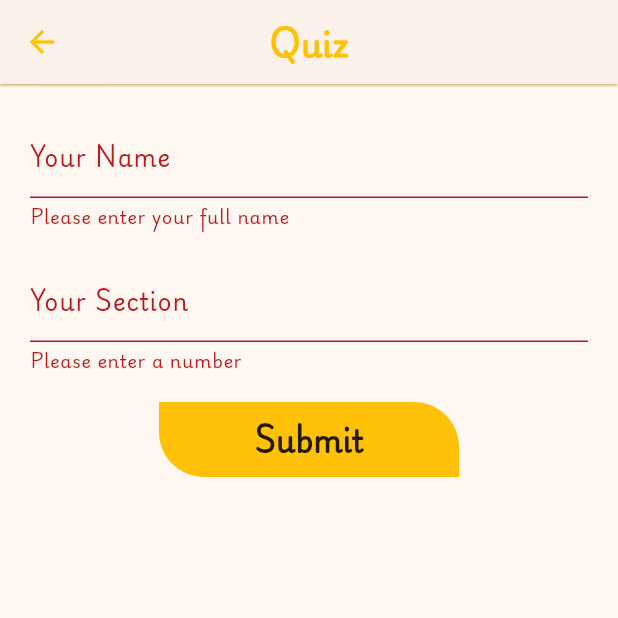
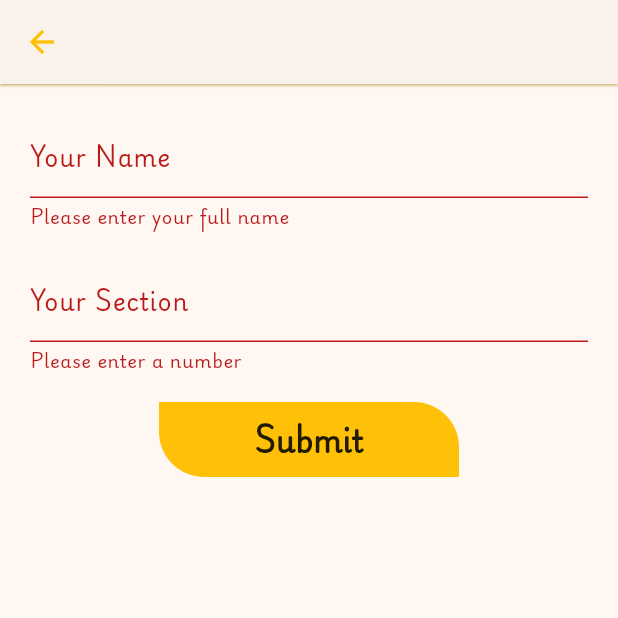
Before and after one commit to MinaYasser100/quiz-app, a Flutter app: the StudentView screen opened directly with empty values, on a phone screen of 412 x 824 dp, the top half of it. Run offline on Flutter 3.47's test engine with Material 3 defaults, Android fonts, the phone set to English and light mode, and no system bars; our stand-ins replace cloud_firestore, firebase_core, flutter_bloc, hive, hive_flutter; accounts and stored records are empty.

Commit message:
finish the title quiz

```diff
--- /dev/null
+++ b/lib/features/student/data/model/quiz_model.dart
@@ -0,0 +1,30 @@
+import 'package:quiz_app/features/toggle/data/model/question_model.dart';
+
+class QuizModel {
+  final String title;
+  final List<QuestionModel> questions;
+
+  QuizModel({
+    required this.title,
+    required this.questions,
+  });
+
+  factory QuizModel.fromMap(Map<String, dynamic> map) {
+    return QuizModel(
+      title: map['title'] as String,
+      questions: (map['questions'] as List)
+          .map(
+            (questionData) =>
+                QuestionModel.fromMap(questionData as Map<String, dynamic>),
+          )
+          .toList(),
+    );
+  }
+
+  Map<String, dynamic> toMap() {
+    return {
+      'title': title,
+      'questions': questions.map((question) => question.toMap()).toList(),
+    };
+  }
+}
--- a/lib/features/student/presentation/manager/student_cubit/student_state.dart
+++ b/lib/features/student/presentation/manager/student_cubit/student_state.dart
@@ -8,9 +8,9 @@ final class StudentInitial extends StudentState {}
 final class StudentCubitGetQuizQuestionsLoading extends StudentState {}
 
 final class StudentCubitGetQuizQuestionsSuccess extends StudentState {
-  final List<QuestionModel> questions;
+  final QuizModel quizModel;
 
-  StudentCubitGetQuizQuestionsSuccess({required this.questions});
+  StudentCubitGetQuizQuestionsSuccess({required this.quizModel});
 }
 
 final class StudentCubitGetQuizQuestionsFailure extends StudentState {
--- a/lib/features/student/presentation/views/func/student_app_bar.dart
+++ b/lib/features/student/presentation/views/func/student_app_bar.dart
@@ -1,12 +1,12 @@
 import 'package:flutter/material.dart';
 import 'package:quiz_app/core/constant/app_color.dart';
 
-AppBar studentAppBar() {
+AppBar studentAppBar({required String title}) {
   return AppBar(
     foregroundColor: AppColor.primaryColor,
-    title: const Text(
-      'Quiz',
-      style: TextStyle(
+    title: Text(
+      title,
+      style: const TextStyle(
         fontWeight: FontWeight.w600,
       ),
     ),
--- a/lib/features/student/presentation/views/student_view.dart
+++ b/lib/features/student/presentation/views/student_view.dart
@@ -1,21 +1,23 @@
 import 'package:flutter/material.dart';
+import 'package:quiz_app/features/student/data/model/quiz_model.dart';
 import 'package:quiz_app/features/student/presentation/views/widgets/student_body_view.dart';
-import 'package:quiz_app/features/toggle/data/model/question_model.dart';
 
 import 'func/student_app_bar.dart';
 
 class StudentView extends StatelessWidget {
   const StudentView(
-      {super.key, required this.quizCode, required this.questions});
+      {super.key, required this.quizCode, required this.quizModel});
   final String quizCode;
-  final List<QuestionModel> questions;
+  final QuizModel quizModel;
   @override
   Widget build(BuildContext context) {
     return Scaffold(
-      appBar: studentAppBar(),
+      appBar: studentAppBar(
+        title: quizModel.title,
+      ),
       body: StudentBodyView(
         quizCode: quizCode,
-        questions: questions,
+        questions: quizModel.questions,
       ),
     );
   }
--- a/lib/features/toggle/presentation/views/widgets/buttons_section_toggle.dart
+++ b/lib/features/toggle/presentation/views/widgets/buttons_section_toggle.dart
@@ -38,7 +38,7 @@ class _ButtonsSectionToggleState extends State<ButtonsSectionToggle> {
               MaterialPageRoute(
                 builder: (context) => StudentView(
                   quizCode: quizCodeController.text,
-                  questions: state.questions,
+                  quizModel: state.quizModel,
                 ),
               ),
             );
```
Also changed, not shown: lib/features/student/presentation/manager/student_cubit/student_cubit.dart (+3 -6 lines), lib/features/teacher/presentation/manager/add_new_question_cubit.dart (+16 -4 lines), lib/features/teacher/presentation/view/func/custom_show_dialog.dart (renamed from lib/features/teacher/presentation/view/func/correct_answer_show_dialog.dart, +7 -4 lines), lib/features/teacher/presentation/view/widgets/teacher_body_view.dart (+12 -0 lines).
